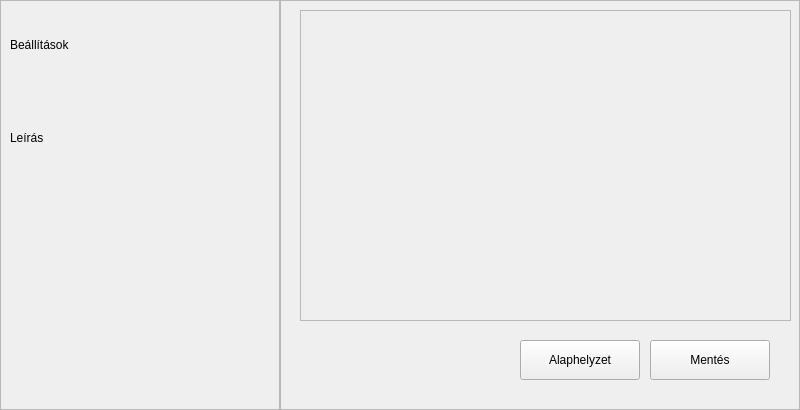
First picture: the form in UI/optionsForm.ui, repository Excal21/GestureBoard, before the edit.
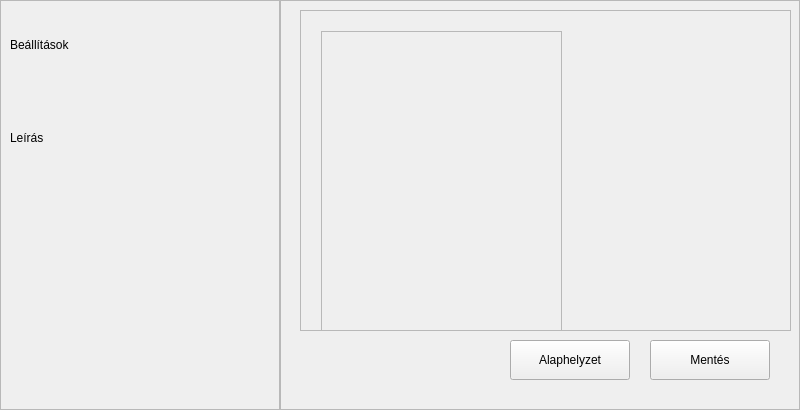
Second picture: the form after the edit.

```diff
--- a/UI/optionsForm.ui
+++ b/UI/optionsForm.ui
@@ -82,7 +82,7 @@
       <x>20</x>
       <y>10</y>
       <width>491</width>
-      <height>311</height>
+      <height>321</height>
      </rect>
     </property>
     <property name="widgetResizable">
@@ -94,9 +94,32 @@
        <x>0</x>
        <y>0</y>
        <width>489</width>
-       <height>309</height>
+       <height>319</height>
       </rect>
      </property>
+     <widget class="QScrollArea" name="scrollCombo">
+      <property name="geometry">
+       <rect>
+        <x>20</x>
+        <y>20</y>
+        <width>241</width>
+        <height>301</height>
+       </rect>
+      </property>
+      <property name="widgetResizable">
+       <bool>true</bool>
+      </property>
+      <widget class="QWidget" name="scrollComboWidgetContents">
+       <property name="geometry">
+        <rect>
+         <x>0</x>
+         <y>0</y>
+         <width>239</width>
+         <height>299</height>
+        </rect>
+       </property>
+      </widget>
+     </widget>
     </widget>
    </widget>
    <widget class="QPushButton" name="btnSave">
@@ -115,7 +138,7 @@
    <widget class="QPushButton" name="btnReset">
     <property name="geometry">
      <rect>
-      <x>240</x>
+      <x>230</x>
       <y>340</y>
       <width>120</width>
       <height>40</height>
```
